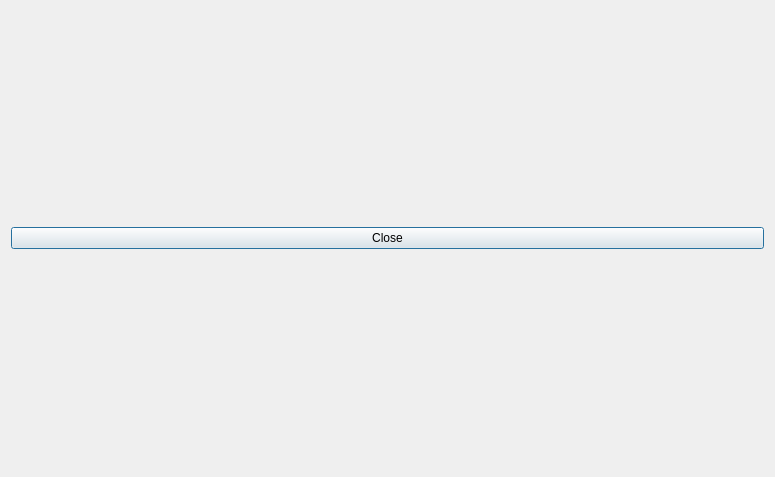
Before: the Qt Designer form Project GUI/secondwindow.ui in AmmarYasser97/OS_Memory_Allocation, drawn with Qt 5.
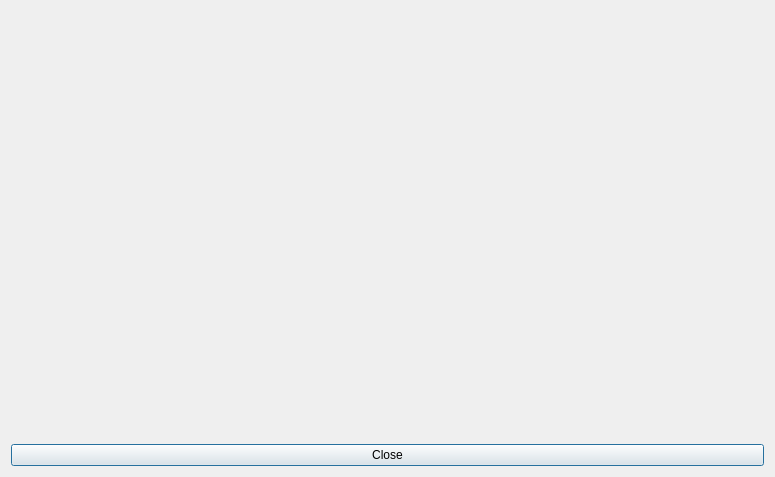
After: the same form once the commit is applied.

```diff
--- a/Project GUI/secondwindow.ui
+++ b/Project GUI/secondwindow.ui
@@ -29,11 +29,28 @@
       <layout class="QVBoxLayout" name="verticalLayout"/>
      </item>
      <item>
+      <layout class="QVBoxLayout" name="verticalLayout_2">
+       <item>
+        <spacer name="verticalSpacer">
+         <property name="orientation">
+          <enum>Qt::Vertical</enum>
+         </property>
+         <property name="sizeHint" stdset="0">
+          <size>
+           <width>20</width>
+           <height>40</height>
+          </size>
+         </property>
+        </spacer>
+       </item>
+       <item>
       <widget class="QPushButton" name="pushButton">
        <property name="text">
         <string>Close</string>
        </property>
       </widget>
+       </item>
+      </layout>
      </item>
     </layout>
    </item>
```
Lines whose indentation alone changed are shown as unchanged.
